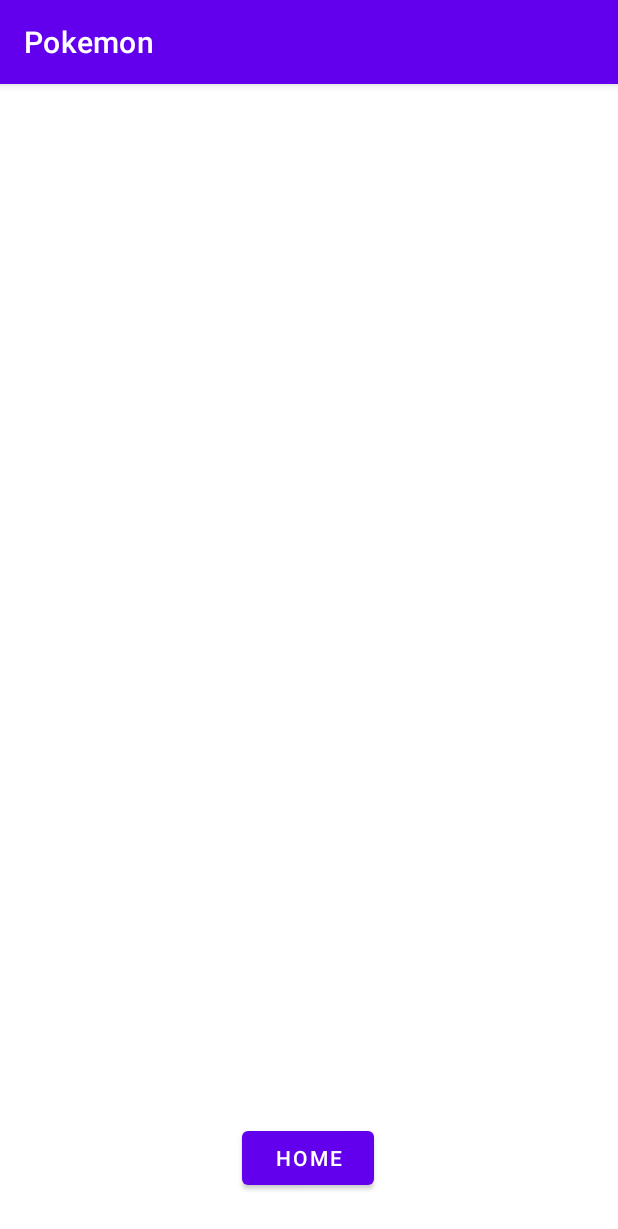
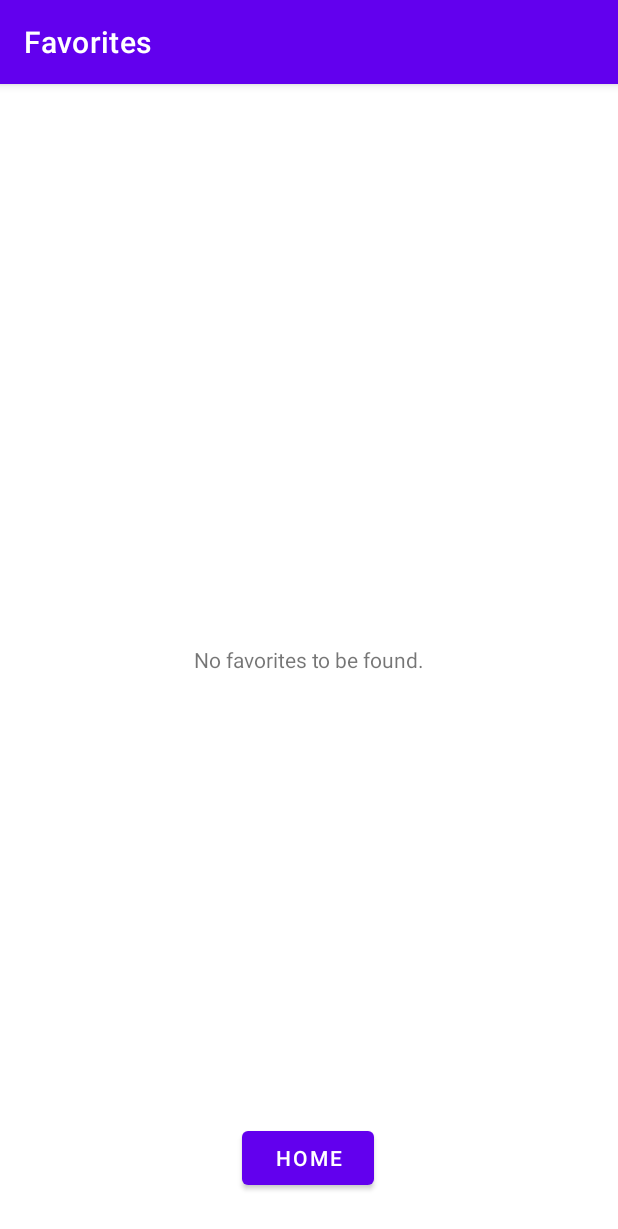
Before and after one commit to Artemis-CtrlAltDel/Pokemon, an Android app: the screen it shows after launch (FavoriteActivity), after a tap on "FAVORITES", on a phone screen of 412 x 824 dp. Shown: the top 1229 px of the screen. Run offline under Robolectric (Android 15) with nearby library versions, the phone set to English and light mode, and no system bars; our stand-ins replace Dagger/Hilt's generated code, Room's generated code, RxJava; libraries missing offline, so code that uses them is left out: hu.akarnokd.rxjava3; pictures from the network do not load; Roboto replaces fonts that are not available here; 3 statements that could not run were skipped.

Commit message:
Last commit.

```diff
--- a/app/src/main/java/com/example/pokemon/BaseApplication.kt
+++ b/app/src/main/java/com/example/pokemon/BaseApplication.kt
@@ -4,5 +4,4 @@ import android.app.Application
 import dagger.hilt.android.HiltAndroidApp
 
 @HiltAndroidApp
-class BaseApplication: Application() {
-}
+class BaseApplication: Application()
--- a/app/src/main/java/com/example/pokemon/FavoriteActivity.kt
+++ b/app/src/main/java/com/example/pokemon/FavoriteActivity.kt
@@ -4,11 +4,13 @@ import android.content.Intent
 import androidx.appcompat.app.AppCompatActivity
 import android.os.Bundle
 import android.util.Log
+import android.view.View
 import androidx.lifecycle.ViewModelProvider
 import androidx.recyclerview.widget.LinearLayoutManager
 import com.example.pokemon.adapters.OnItemClick
 import com.example.pokemon.adapters.PokemonCardAdapter
 import com.example.pokemon.databinding.ActivityFavoriteBinding
+import com.example.pokemon.pojo.Pokemon
 import com.example.pokemon.viewmodel.PokemonViewModel
 import dagger.hilt.android.AndroidEntryPoint
 
@@ -24,6 +26,8 @@ class FavoriteActivity : AppCompatActivity() {
         binding.apply {
             setContentView(root)
 
+            title = "Favorites"
+
             val view_model = ViewModelProvider(this@FavoriteActivity)[PokemonViewModel::class.java]
             adapter = PokemonCardAdapter(
                 arrayListOf(),
@@ -37,7 +41,7 @@ class FavoriteActivity : AppCompatActivity() {
             view_model.get_all()
             view_model.pokemon_fav_list?.observe(this@FavoriteActivity)
             {
-                Log.e("DB RESPONSE : ", "$it")
+                errorMessageContainer.visibility = if (it.isEmpty()) View.VISIBLE else View.INVISIBLE
                 adapter.set_items(ArrayList(it))
             }
 
--- a/app/src/main/java/com/example/pokemon/MainActivity.kt
+++ b/app/src/main/java/com/example/pokemon/MainActivity.kt
@@ -4,6 +4,7 @@ import android.content.Intent
 import androidx.appcompat.app.AppCompatActivity
 import android.os.Bundle
 import android.util.Log
+import android.view.View
 import android.widget.Toast
 import androidx.core.view.children
 import androidx.lifecycle.ViewModelProvider
@@ -26,6 +27,8 @@ class MainActivity : AppCompatActivity() {
         binding.apply {
             setContentView(root)
 
+            title = "Home"
+
             val view_model = ViewModelProvider(this@MainActivity)[PokemonViewModel::class.java]
             adapter = PokemonCardAdapter(
                 arrayListOf(),
@@ -39,7 +42,8 @@ class MainActivity : AppCompatActivity() {
             view_model.get_pokemons()
             view_model.pokemon_list.observe(this@MainActivity)
             {
-//                Log.e("API RESPONSE : ", "$it")
+//                Log.e("med api response : ", "$it")
+                errorMessageContainer.visibility = if (it.isEmpty()) View.VISIBLE else View.INVISIBLE
                 adapter.set_items(it)
             }
 
--- a/app/src/main/java/com/example/pokemon/adapters/PokemonCardAdapter.kt
+++ b/app/src/main/java/com/example/pokemon/adapters/PokemonCardAdapter.kt
@@ -5,8 +5,10 @@ import android.view.LayoutInflater
 import android.view.View
 import android.view.ViewGroup
 import android.widget.ImageView
+import android.widget.LinearLayout
 import android.widget.TextView
 import android.widget.Toast
+import androidx.cardview.widget.CardView
 import androidx.lifecycle.ViewModelProvider
 import androidx.recyclerview.widget.RecyclerView
 import com.bumptech.glide.Glide
@@ -17,6 +19,7 @@ import com.example.pokemon.viewmodel.PokemonViewModel
 class PokemonCardAdapter(var items: ArrayList<Pokemon>, val on_item_click: OnItemClick): RecyclerView.Adapter<PokemonCardAdapter.PokemonViewHolder>() {
 
     class PokemonViewHolder(itemView: View) : RecyclerView.ViewHolder(itemView) {
+        val pokemon_container: CardView = itemView.findViewById(R.id.container)
         val pokemon_name: TextView = itemView.findViewById(R.id.pokemon_name)
         val pokemon_image: ImageView = itemView.findViewById(R.id.pokemon_image)
         val pokemon_favorite: ImageView = itemView.findViewById(R.id.add_favorite)
@@ -41,7 +44,9 @@ class PokemonCardAdapter(var items: ArrayList<Pokemon>, val on_item_click: OnIte
             )
 
             pokemon_favorite.setOnClickListener {
+
                 items[position].is_favorite = !items[position].is_favorite
+
                 on_item_click.on_item_click(position)
                 notifyDataSetChanged()
             }
--- a/app/src/main/java/com/example/pokemon/db/PokemonDao.kt
+++ b/app/src/main/java/com/example/pokemon/db/PokemonDao.kt
@@ -3,13 +3,14 @@ package com.example.pokemon.db
 import androidx.lifecycle.LiveData
 import androidx.room.Dao
 import androidx.room.Insert
+import androidx.room.OnConflictStrategy
 import androidx.room.Query
 import com.example.pokemon.pojo.Pokemon
 
 @Dao
 interface PokemonDao {
 
-    @Insert
+    @Insert(onConflict = OnConflictStrategy.REPLACE)
     fun insert_pokemon(pokemon: Pokemon)
 
     @Query("DELETE FROM pokemon_table WHERE name = :pokemon_name")
--- a/app/src/main/res/layout/activity_favorite.xml
+++ b/app/src/main/res/layout/activity_favorite.xml
@@ -5,6 +5,19 @@
     android:layout_width="match_parent"
     android:layout_height="match_parent"
     tools:context=".FavoriteActivity">
+
+    <LinearLayout
+        android:id="@+id/error_message_container"
+        android:layout_width="match_parent"
+        android:layout_height="match_parent"
+        android:orientation="horizontal">
+        <TextView
+            android:layout_width="match_parent"
+            android:layout_height="match_parent"
+            android:text="No favorites to be found."
+            android:gravity="center"
+            />
+    </LinearLayout>
 
     <androidx.recyclerview.widget.RecyclerView
         android:id="@+id/recycler"
--- a/app/src/main/res/layout/pokemon_item.xml
+++ b/app/src/main/res/layout/pokemon_item.xml
@@ -1,12 +1,14 @@
 <?xml version="1.0" encoding="utf-8"?>
 <androidx.cardview.widget.CardView xmlns:android="http://schemas.android.com/apk/res/android"
     xmlns:app="http://schemas.android.com/apk/res-auto"
+    android:id="@+id/container"
     android:layout_width="match_parent"
     android:layout_margin="@dimen/_10sdp"
     android:layout_height="wrap_content"
     app:cardCornerRadius="10dp"
     app:cardElevation="20dp"
     >
+
     <LinearLayout
         android:layout_width="match_parent"
         android:layout_height="match_parent"
```
Also changed, not shown: app/src/main/res/layout/activity_main.xml (+13 -0 lines).
